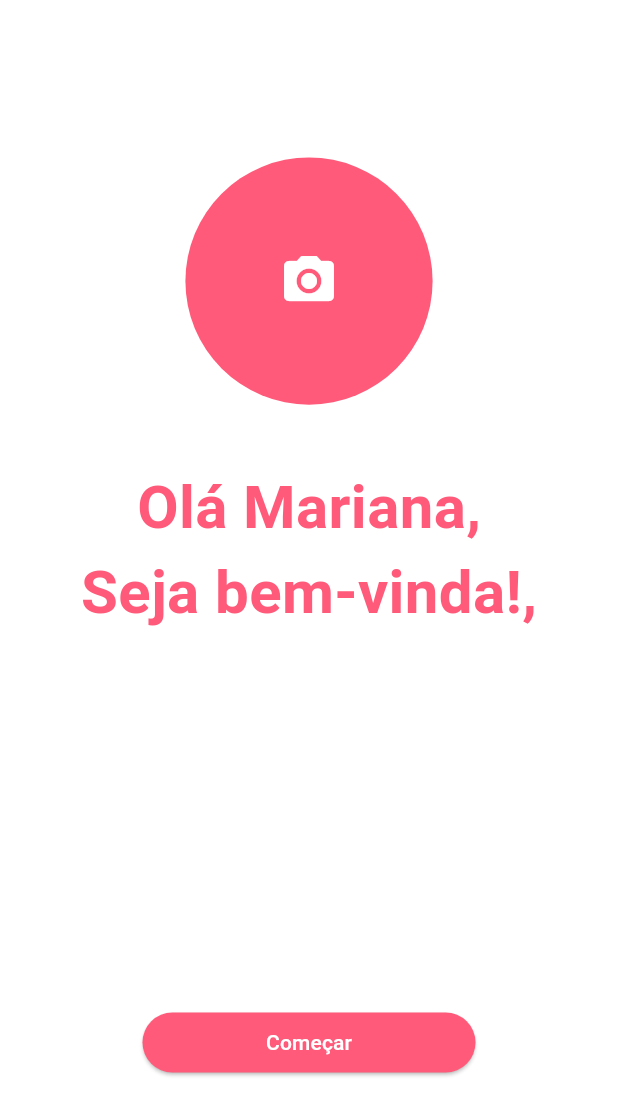
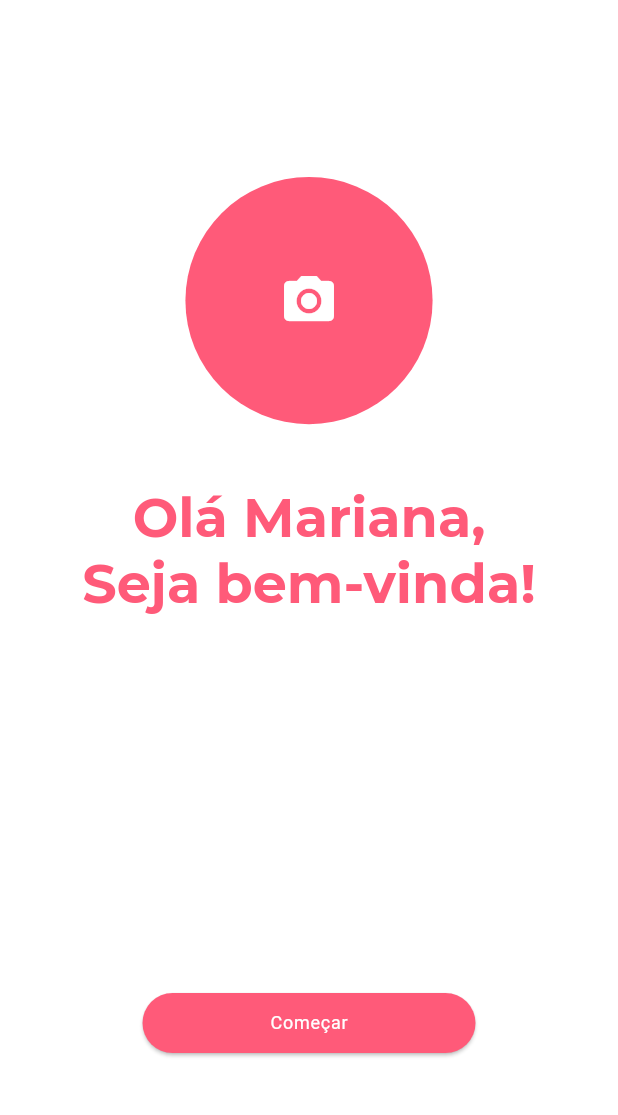
Before and after one commit to tecrodrigocastro/adote-um-pet-app, a Flutter app: the RegisterPage screen opened by its route, after a tap on "Cadastrar", on a phone screen of 412 x 824 dp. Shown: the top 1115 px of the screen. Run offline on Flutter 3.47's test engine with Material 3 defaults, Android fonts, the light colour scheme and no system bars; our stand-ins replace bloc, dio, equatable, flutter_dotenv, flutter_masked_text2, fpdart and 4 more; accounts and stored records are empty.

Commit message:
refact: implementando tema padrao

```diff
--- a/design_system/lib/src/buttons/primary_button_ds.dart
+++ b/design_system/lib/src/buttons/primary_button_ds.dart
@@ -21,6 +21,7 @@ class PrimaryButtonDs extends StatelessWidget {
 
   @override
   Widget build(BuildContext context) {
+    final theme = Theme.of(context);
     return ElevatedButton(
       style: ElevatedButton.styleFrom(
         padding: const EdgeInsets.symmetric(vertical: 10),
@@ -29,7 +30,7 @@ class PrimaryButtonDs extends StatelessWidget {
         foregroundColor: foregroundColor,
       ),
       onPressed: onPressed,
-      child: Text(title),
+      child: Text(title, style: theme.textTheme.labelMedium),
     );
   }
 }
--- a/design_system/lib/src/inputs/text_input_ds.dart
+++ b/design_system/lib/src/inputs/text_input_ds.dart
@@ -38,6 +38,7 @@ class _TextInputDsState extends State<TextInputDs> {
 
   @override
   Widget build(BuildContext context) {
+    final theme = Theme.of(context);
     return SizedBox(
       height: widget.height,
       width: widget.width,
@@ -59,6 +60,7 @@ class _TextInputDsState extends State<TextInputDs> {
                     icon: Icon(_isObscure ? Icons.visibility : Icons.visibility_off))
                 : null,
             hintText: widget.label,
+            hintStyle: theme.textTheme.bodyLarge,
             filled: widget.isFilled,
             fillColor: AppColors.whiteColor,
             border: OutlineInputBorder(
--- a/lib/src/app/features/auth/presentation/pages/auth_base_page.dart
+++ b/lib/src/app/features/auth/presentation/pages/auth_base_page.dart
@@ -10,6 +10,7 @@ class AuthBasePage extends StatelessWidget {
   @override
   Widget build(BuildContext context) {
     final size = MediaQuery.sizeOf(context);
+    final theme = Theme.of(context);
     return Scaffold(
         backgroundColor: AppColors.whiteColor,
         body: SizedBox(
@@ -36,7 +37,10 @@ class AuthBasePage extends StatelessWidget {
                 backgroundColor: AppColors.secondaryColor,
               ),
               const Gap(20),
-              const Text('Powered by Flutterando')
+              Text(
+                'Powered by Flutterando',
+                style: theme.textTheme.bodySmall,
+              )
             ],
           ),
         ));
--- a/lib/src/app/features/auth/presentation/pages/login_page.dart
+++ b/lib/src/app/features/auth/presentation/pages/login_page.dart
@@ -16,18 +16,15 @@ class _LoginPageState extends State<LoginPage> {
   @override
   Widget build(BuildContext context) {
     final size = MediaQuery.sizeOf(context);
+    final theme = Theme.of(context);
     return Scaffold(
-      backgroundColor: AppColors.whiteColor,
       appBar: AppBar(
-        backgroundColor: AppColors.whiteColor,
         leading: IconButton(
           onPressed: () {
             context.pop();
           },
           icon: const Icon(
             Icons.arrow_back_ios,
-            color: AppColors.primaryColor,
-            size: 30,
           ),
         ),
       ),
@@ -54,15 +51,16 @@ class _LoginPageState extends State<LoginPage> {
               PrimaryButtonDs(title: 'Login', onPressed: () {}),
               const Gap(18),
               RichText(
-                text: const TextSpan(
+                text: TextSpan(
                   text: 'Esqueceu a Senha?',
-                  style: TextStyle(color: AppColors.blackColor),
+                  style: theme.textTheme.bodySmall,
                   children: [
                     TextSpan(
                       text: ' Recupere aqui!',
-                      style: TextStyle(
+                      style: theme.textTheme.bodySmall!
+                          .copyWith(
                         color: AppColors.blueColor,
-                        decoration: TextDecoration.underline,
+                        decoration: TextDecoration.underline
                       ),
                     )
                   ],
--- a/lib/src/app/features/auth/presentation/pages/register_page.dart
+++ b/lib/src/app/features/auth/presentation/pages/register_page.dart
@@ -27,18 +27,15 @@ class _RegisterPageState extends State<RegisterPage> {
   @override
   Widget build(BuildContext context) {
     final size = MediaQuery.sizeOf(context);
+    final theme = Theme.of(context);
     return Scaffold(
-      backgroundColor: AppColors.whiteColor,
       appBar: AppBar(
-        backgroundColor: AppColors.whiteColor,
         leading: IconButton(
           onPressed: () {
             context.pop();
           },
           icon: const Icon(
             Icons.arrow_back_ios,
-            color: AppColors.primaryColor,
-            size: 30,
           ),
         ),
       ),
@@ -50,13 +47,9 @@ class _RegisterPageState extends State<RegisterPage> {
           child: Column(
             crossAxisAlignment: CrossAxisAlignment.start,
             children: [
-              const Text(
+              Text(
                 'Cadastro',
-                style: TextStyle(
-                  color: AppColors.primaryColor,
-                  fontSize: 40,
-                  fontWeight: FontWeight.bold,
-                ),
+                style: theme.textTheme.displaySmall,
               ),
               const Gap(29),
               TextInputDs(
--- a/lib/src/app/features/auth/presentation/pages/welcome_page.dart
+++ b/lib/src/app/features/auth/presentation/pages/welcome_page.dart
@@ -8,8 +8,8 @@ class WelcomePage extends StatelessWidget {
   @override
   Widget build(BuildContext context) {
     final size = MediaQuery.sizeOf(context);
+    final theme = Theme.of(context);
     return Scaffold(
-      backgroundColor: AppColors.whiteColor,
       body: Center(
         child: SingleChildScrollView(
           physics: const BouncingScrollPhysics(),
@@ -35,34 +35,16 @@ class WelcomePage extends StatelessWidget {
                 ),
               ),
               const Gap(40),
-              const Text(
+              Text(
                 'Olá Mariana,',
-                style: TextStyle(
-                  color: AppColors.primaryColor,
-                  fontSize: 40,
-                  fontWeight: FontWeight.bold,
-                ),
+                style: theme.textTheme.displaySmall,
               ),
-              const Text(
-                'Seja bem-vinda!,',
-                style: TextStyle(
-                  color: AppColors.primaryColor,
-                  fontSize: 40,
-                  fontWeight: FontWeight.bold,
-                ),
+              Text(
+                'Seja bem-vinda!',
+                style: theme.textTheme.displaySmall,
               ),
               Gap(size.height * 0.3),
               PrimaryButtonDs(title: 'Começar', onPressed: () {}),
-
-              /*
-              const Text(
-                'Selecionar Foto',
-                style: TextStyle(
-                  fontSize: 20,
-                  color: AppColors.blackColor,
-                ),
-              ),
-              */
             ],
           ),
         ),
```
